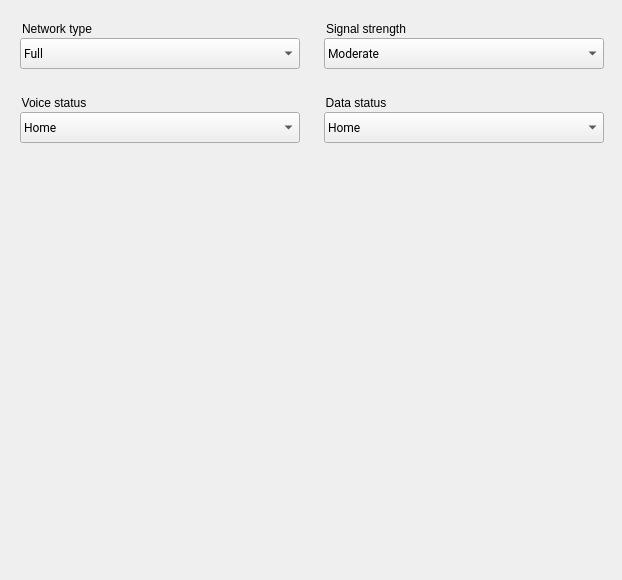
Before: the Qt Designer form android/android-emu/android/skin/qt/extended-pages/cellular-page.ui in aosp-mirror/platform_external_qemu, drawn with Qt 5.
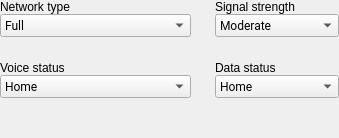
After: the same form once the commit is applied.

Commit message: [WIP] Refactor extended window to follow common controls design.

Patch:
```diff
--- a/android/android-emu/android/skin/qt/extended-pages/cellular-page.ui
+++ b/android/android-emu/android/skin/qt/extended-pages/cellular-page.ui
@@ -2,34 +2,47 @@
 <ui version="4.0">
  <class>CellularPage</class>
  <widget class="QWidget" name="CellularPage">
-  <property name="geometry">
-   <rect>
-    <x>0</x>
-    <y>0</y>
-    <width>622</width>
-    <height>580</height>
-   </rect>
-  </property>
   <property name="windowTitle">
    <string>Form</string>
   </property>
+  <layout class="QGridLayout" name="gridLayout">
+   <property name="leftMargin">
+    <number>0</number>
+   </property>
+   <property name="topMargin">
+    <number>0</number>
+   </property>
+   <property name="rightMargin">
+    <number>0</number>
+   </property>
+   <property name="bottomMargin">
+    <number>0</number>
+   </property>
+   <property name="spacing">
+    <number>24</number>
+   </property>
+   <item row="0" column="0">
+    <layout class="QVBoxLayout" name="vbox00">
+     <property name="spacing">
+      <number>0</number>
+     </property>
+     <item>
+      <widget class="QLabel" name="networkTypeLabel">
+       <property name="text">
+        <string>Network type</string>
+       </property>
+       <property name="ColorGroup" stdset="0">
+        <string notr="true">Title</string>
+       </property>
+      </widget>
+     </item>
+     <item>
   <widget class="QComboBox" name="cell_standardBox">
-   <property name="geometry">
-    <rect>
-     <x>20</x>
-     <y>38</y>
-     <width>280</width>
-     <height>31</height>
-    </rect>
-   </property>
    <property name="font">
     <font>
      <family>Roboto</family>
     </font>
    </property>
-   <property name="styleSheet">
-    <string notr="true">padding: 3px 3px 3px 3px;</string>
-   </property>
    <property name="currentIndex">
     <number>7</number>
    </property>
@@ -77,99 +90,31 @@
     </property>
    </item>
   </widget>
-  <widget class="QGroupBox" name="cell_vStatusGroupBox">
-   <property name="geometry">
-    <rect>
-     <x>20</x>
-     <y>94</y>
-     <width>111</width>
-     <height>24</height>
-    </rect>
-   </property>
-   <property name="styleSheet">
-    <string notr="true">border: 0px;</string>
-   </property>
-   <property name="title">
+     </item>
+    </layout>
+   </item>
+   <item row="1" column="0">
+    <layout class="QVBoxLayout" name="vbox10">
+     <property name="spacing">
+      <number>0</number>
+     </property>
+     <item>
+      <widget class="QLabel" name="voiceStatusLabel">
+       <property name="text">
     <string>Voice status</string>
    </property>
    <property name="ColorGroup" stdset="0">
     <string notr="true">Title</string>
    </property>
   </widget>
-  <widget class="QGroupBox" name="cell_dStatusGroupBox">
-   <property name="geometry">
-    <rect>
-     <x>324</x>
-     <y>94</y>
-     <width>91</width>
-     <height>24</height>
-    </rect>
-   </property>
-   <property name="styleSheet">
-    <string notr="true">border: 0px;</string>
-   </property>
-   <property name="title">
-    <string>Data status</string>
-   </property>
-   <property name="ColorGroup" stdset="0">
-    <string notr="true">Title</string>
-   </property>
-  </widget>
-  <widget class="QGroupBox" name="cell_stdGroupBox">
-   <property name="geometry">
-    <rect>
-     <x>20</x>
-     <y>20</y>
-     <width>131</width>
-     <height>24</height>
-    </rect>
-   </property>
-   <property name="styleSheet">
-    <string notr="true">border: 0px;</string>
-   </property>
-   <property name="title">
-    <string>Network type</string>
-   </property>
-   <property name="ColorGroup" stdset="0">
-    <string notr="true">Title</string>
-   </property>
-  </widget>
-  <widget class="QGroupBox" name="cell_signalGroupBox">
-   <property name="geometry">
-    <rect>
-     <x>324</x>
-     <y>20</y>
-     <width>131</width>
-     <height>24</height>
-    </rect>
-   </property>
-   <property name="styleSheet">
-    <string notr="true">border: 0px;</string>
-   </property>
-   <property name="title">
-    <string>Signal strength</string>
-   </property>
-   <property name="ColorGroup" stdset="0">
-    <string notr="true">Title</string>
-   </property>
-  </widget>
+     </item>
+     <item>
   <widget class="QComboBox" name="cell_voiceStatusBox">
-   <property name="geometry">
-    <rect>
-     <x>20</x>
-     <y>112</y>
-     <width>280</width>
-     <height>31</height>
-    </rect>
-   </property>
    <property name="font">
     <font>
      <family>Roboto</family>
     </font>
    </property>
-   <property name="styleSheet">
-    <string notr="true">padding: 3px 3px 3px 3px;</string>
-   </property>
    <property name="report_metrics" stdset="0">
     <bool>false</bool>
    </property>
@@ -199,69 +144,44 @@
     </property>
    </item>
   </widget>
-  <widget class="QComboBox" name="cell_dataStatusBox">
-   <property name="geometry">
-    <rect>
-     <x>324</x>
-     <y>112</y>
-     <width>280</width>
-     <height>31</height>
-    </rect>
-   </property>
-   <property name="font">
-    <font>
-     <family>Roboto</family>
-    </font>
-   </property>
-   <property name="styleSheet">
-    <string notr="true">padding: 3px 3px 3px 3px;</string>
-   </property>
-   <property name="report_metrics" stdset="0">
-    <bool>false</bool>
-   </property>
-   <item>
-    <property name="text">
-     <string>Home</string>
-    </property>
-   </item>
-   <item>
-    <property name="text">
-     <string>Roaming</string>
-    </property>
+     </item>
+    </layout> 
    </item>
-   <item>
-    <property name="text">
-     <string>Searching</string>
-    </property>
-   </item>
-   <item>
-    <property name="text">
-     <string>Denied</string>
-    </property>
+   <item row="2" column="0">
+    <spacer name="vertSpacer1">
+     <property name="orientation">
+      <enum>Qt::Vertical</enum>
+     </property>
+     <property name="sizeHint" stdset="0">
+      <size>
+       <width>20</width>
+       <height>40</height>
+      </size>
+     </property>
+    </spacer>
    </item>
+   <item row="0" column="1">
+    <layout class="QVBoxLayout" name="vbox01">
+     <property name="spacing">
+      <number>0</number>
+     </property>
    <item>
+      <widget class="QLabel" name="signalStrengthLabel">
     <property name="text">
-     <string>Unregistered (off)</string>
-    </property>
-   </item>
-  </widget>
+        <string>Signal strength</string>
+       </property>
+       <property name="ColorGroup" stdset="0">
+        <string notr="true">Title</string>
+       </property>
+      </widget>
+     </item>
+     <item>
   <widget class="QComboBox" name="cell_signalStatusBox">
-   <property name="geometry">
-    <rect>
-     <x>324</x>
-     <y>38</y>
-     <width>280</width>
-     <height>31</height>
-    </rect>
-   </property>
    <property name="font">
     <font>
      <family>Roboto</family>
     </font>
    </property>
-   <property name="styleSheet">
-    <string notr="true">padding: 3px 3px 3px 3px;</string>
-   </property>
    <property name="currentIndex">
     <number>2</number>
    </property>
@@ -291,6 +211,77 @@
     </property>
    </item>
   </widget>
+     </item>
+    </layout>
+   </item>
+   <item row="1" column="1">
+    <layout class="QVBoxLayout" name="vbox11">
+     <property name="spacing">
+      <number>0</number>
+     </property>
+     <item>
+      <widget class="QLabel" name="dataStatusLabel">
+       <property name="text">
+        <string>Data status</string>
+       </property>
+       <property name="ColorGroup" stdset="0">
+        <string notr="true">Title</string>
+       </property>
+      </widget>
+     </item>
+     <item>
+      <widget class="QComboBox" name="cell_dataStatusBox">
+       <property name="font">
+        <font>
+         <family>Roboto</family>
+        </font>
+       </property>
+       <property name="report_metrics" stdset="0">
+        <bool>false</bool>
+       </property>
+       <item>
+        <property name="text">
+         <string>Home</string>
+        </property>
+       </item>
+       <item>
+        <property name="text">
+         <string>Roaming</string>
+        </property>
+       </item>
+       <item>
+        <property name="text">
+         <string>Searching</string>
+        </property>
+       </item>
+       <item>
+        <property name="text">
+         <string>Denied</string>
+        </property>
+       </item>
+       <item>
+        <property name="text">
+         <string>Unregistered (off)</string>
+        </property>
+       </item>
+      </widget>
+     </item>
+    </layout>
+   </item>
+   <item row="2" column="1">
+    <spacer name="vertSpacer2">
+     <property name="orientation">
+      <enum>Qt::Vertical</enum>
+     </property>
+     <property name="sizeHint" stdset="0">
+      <size>
+       <width>20</width>
+       <height>40</height>
+      </size>
+     </property>
+    </spacer>
+   </item>
+  </layout>
  </widget>
  <tabstops>
   <tabstop>cell_standardBox</tabstop>
```
Lines whose indentation alone changed are shown as unchanged. The commit also changes 5 other files.
